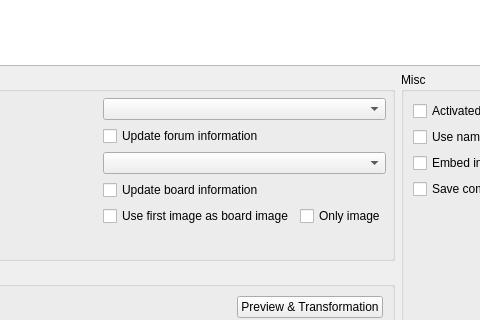
Before: the Qt Designer form plugins/FeedReader/gui/AddFeedDialog.ui in RetroShare/RetroShare, drawn with Qt 5; both pictures show x 136 to 616 and y 274 to 594 of the 1068 by 880 pixel window.
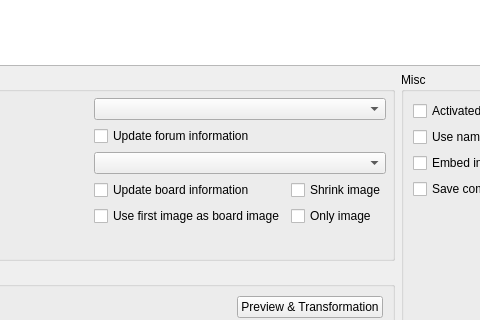
After: the same form once the commit is applied. Icons and pictures are not drawn. Custom widgets are drawn as their Qt base class.

Commit message: FeedReader: Added shrink of images for board post

What changed in the file:
```diff
--- a/plugins/FeedReader/gui/AddFeedDialog.ui
+++ b/plugins/FeedReader/gui/AddFeedDialog.ui
@@ -130,6 +130,13 @@
              </property>
             </widget>
            </item>
+           <item row="0" column="1">
+            <widget class="QCheckBox" name="postedShinkImageCheckBox">
+             <property name="text">
+              <string>Shrink image</string>
+             </property>
+            </widget>
+           </item>
           </layout>
          </item>
         </layout>
```
Left out of the diff: 3 changed lines with no effect on the pictures. The commit also changes 12 other files.
